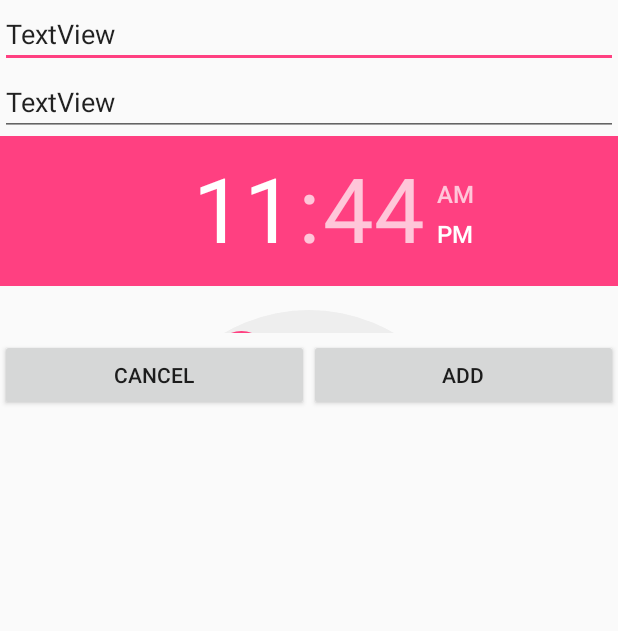
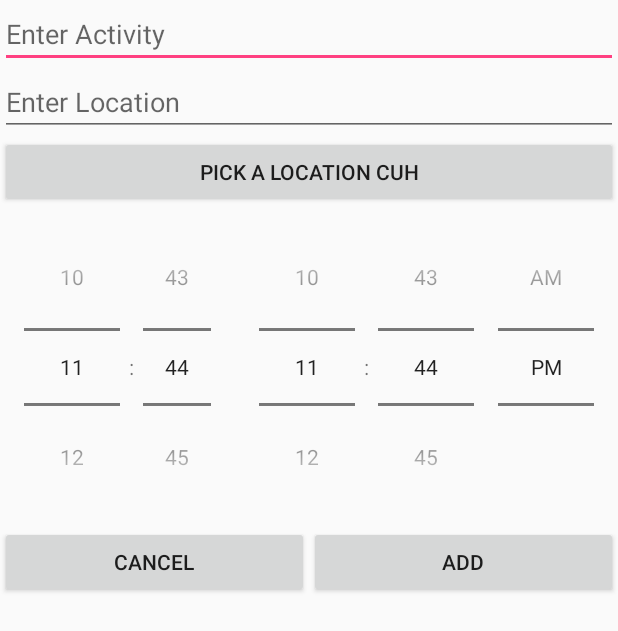
Before and after one commit to JSegovia/GetMeThere, an Android app: the layout event_fragment.xml on its own in the app's theme, with its tools: preview values and no code run, on a phone screen of 412 x 824 dp. Shown: the top 631 px of the screen. Run offline under Robolectric (Android 15) with nearby library versions, the phone set to English and light mode, and no system bars.

Commit message:
Last Commit of Saturday, Working Place picker

```diff
--- a/app/build.gradle
+++ b/app/build.gradle
@@ -5,7 +5,7 @@ android {
     buildToolsVersion "25.0.2"
     defaultConfig {
         applicationId "edu.ucsb.cs.cs190i.jsegovia.getmethere"
-        minSdkVersion 15
+        minSdkVersion 23
         targetSdkVersion 25
         versionCode 1
         versionName "1.0"
@@ -25,8 +25,9 @@ dependencies {
         exclude group: 'com.android.support', module: 'support-annotations'
     })
     compile 'com.android.support:appcompat-v7:25.3.1'
-    compile 'com.google.android.gms:play-services-maps:10.2.6'
+    compile 'com.google.android.gms:play-services-maps:10.2.0'
     compile 'com.android.support.constraint:constraint-layout:1.0.2'
     testCompile 'junit:junit:4.12'
     compile 'com.android.support:design:26.0.0-alpha1'
+    compile 'com.google.android.gms:play-services-places:10.2.0'
 }
--- a/app/src/main/AndroidManifest.xml
+++ b/app/src/main/AndroidManifest.xml
@@ -27,7 +27,7 @@
         -->
         <meta-data
             android:name="com.google.android.geo.API_KEY"
-            android:value="@string/google_maps_key" />
+            android:value="AIzaSyCStlNWNT7L1QpJbTjq2nobVS25ZMIibv4" />
 
         <activity
             android:name=".MainActivity"
--- a/app/src/main/res/layout/event_fragment.xml
+++ b/app/src/main/res/layout/event_fragment.xml
@@ -1,5 +1,6 @@
 <?xml version="1.0" encoding="utf-8"?>
 <LinearLayout xmlns:android="http://schemas.android.com/apk/res/android"
+    xmlns:tools="http://schemas.android.com/tools"
     android:orientation="vertical" android:layout_width="match_parent"
     android:layout_height="match_parent">
 
@@ -7,33 +8,39 @@
         android:id="@+id/EventName"
         android:layout_width="match_parent"
         android:layout_height="wrap_content"
-        android:text="TextView" />
+        android:hint="Enter Activity" />
 
     <EditText
         android:id="@+id/eventLocation"
         android:layout_width="match_parent"
         android:layout_height="wrap_content"
-        android:text="TextView" />
+        android:hint="Enter Location" />
+
+    <Button
+        android:id="@+id/location"
+        android:layout_width="match_parent"
+        android:layout_height="wrap_content"
+        android:text="Pick a Location cuh" />
 
     <LinearLayout
         android:layout_width="match_parent"
         android:layout_height="wrap_content"
-        android:orientation="horizontal">
+        android:orientation="horizontal"
+        android:weightSum="1">
+
+        <TimePicker
+            android:id="@+id/timePicker2"
+            android:layout_width="wrap_content"
+            android:layout_height="wrap_content"
+            android:layout_weight="1"
+            android:timePickerMode="spinner" />
 
         <TimePicker
             android:id="@+id/timePicker"
-            style="@android:style/Widget.Holo.TimePicker"
             android:layout_width="wrap_content"
-            android:layout_height="131dp"
-            android:isScrollContainer="true" />
-
-        <TimePicker
-            android:id="@+id/timePicker2"
-            style="@android:style/Widget.Holo.TimePicker"
-            android:layout_width="wrap_content"
-            android:layout_height="135dp"
-            android:isScrollContainer="true" />
-
+            android:layout_height="wrap_content"
+            android:layout_weight="1"
+            android:timePickerMode="spinner" />
     </LinearLayout>
 
     <LinearLayout
```
Also changed, not shown: app/src/main/java/edu/ucsb/cs/cs190i/jsegovia/getmethere/MainActivity.java (+57 -4 lines), app/src/main/java/edu/ucsb/cs/cs190i/jsegovia/getmethere/eventFragment.java (added, +43 -0 lines).
